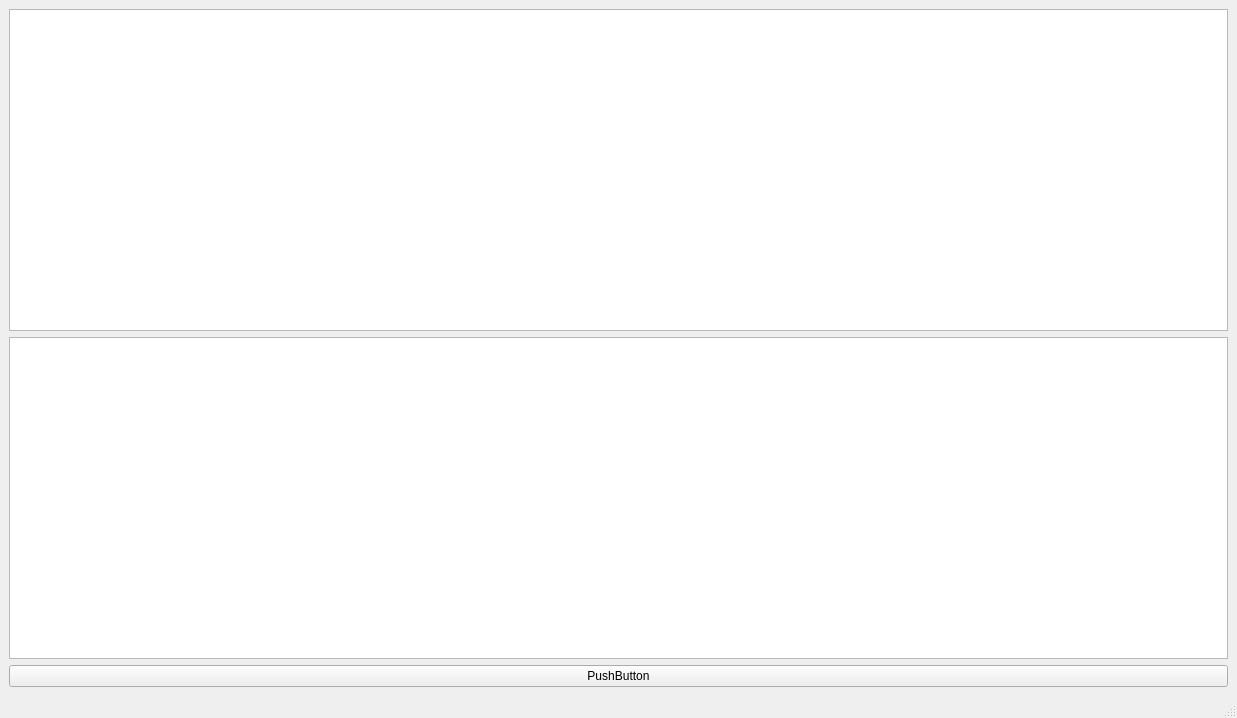
Before: the Qt Designer form UI/visualise.ui in 472714747/Answer-Visualisation, drawn with Qt 5.
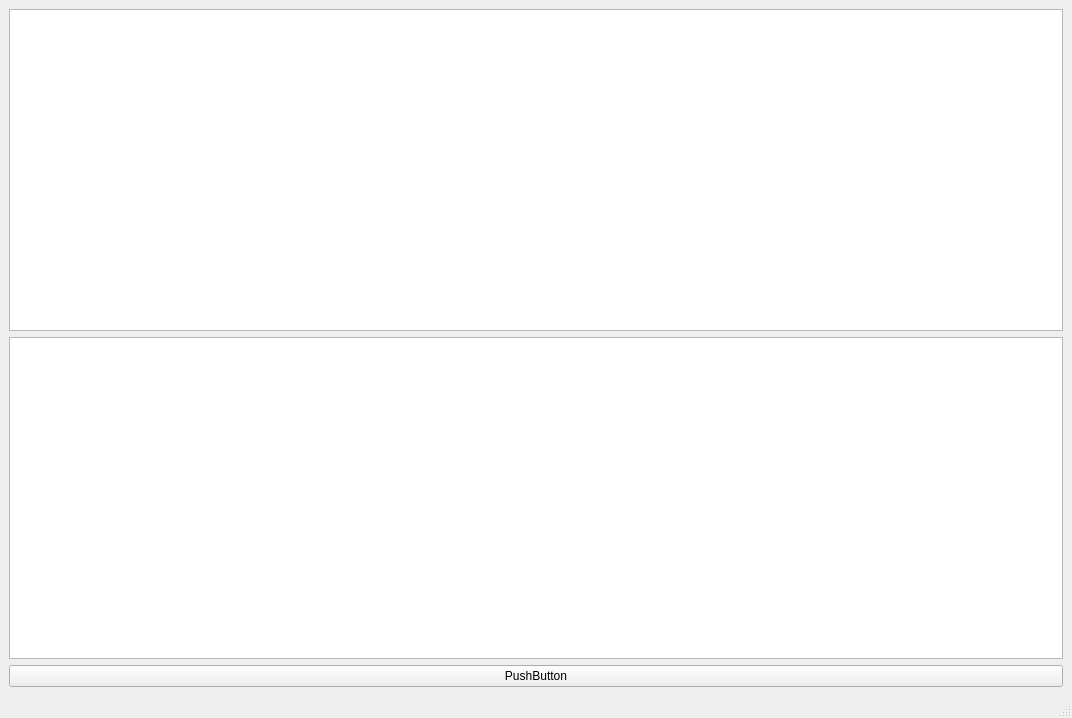
After: the same form once the commit is applied.

What changed in the file:
```diff
--- a/UI/visualise.ui
+++ b/UI/visualise.ui
@@ -6,7 +6,7 @@
    <rect>
     <x>0</x>
     <y>0</y>
-    <width>1237</width>
+    <width>1072</width>
     <height>718</height>
    </rect>
   </property>
```
Left out of the diff: 2 changed lines with no effect on the pictures.
